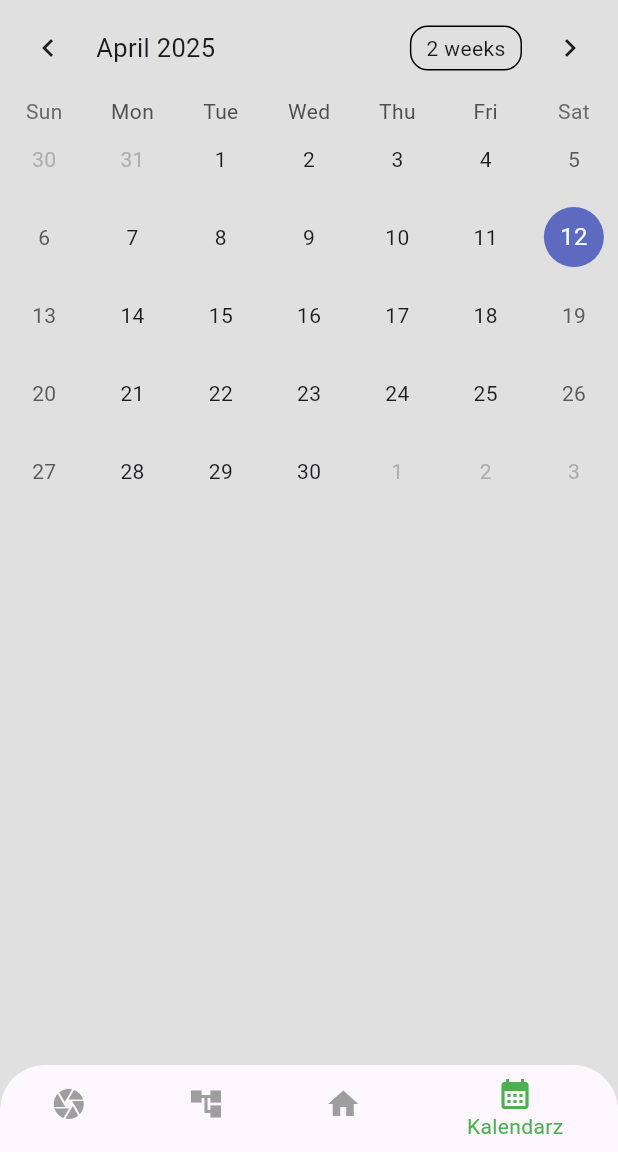
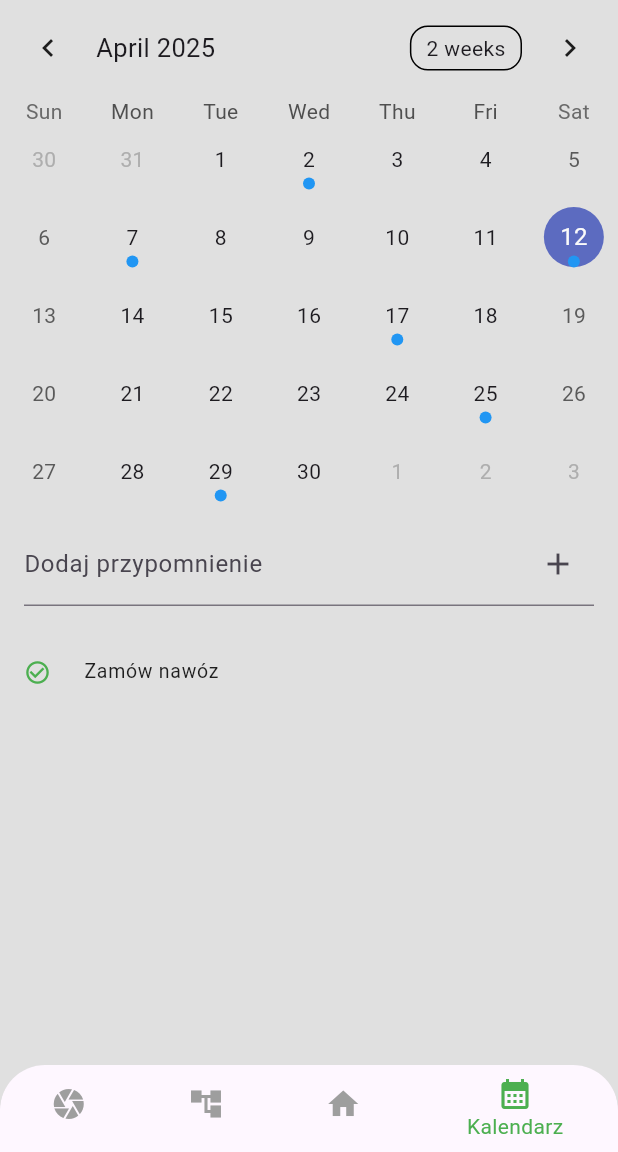
Before and after one commit to swiczka/hackcarpathia2025ogrody, a Flutter app: the screen it shows after launch, item 4 of the bottom bar chosen, on a phone screen of 412 x 824 dp, the part 84-1236 px from its top. Run offline on Flutter 3.47's test engine with Material 3 defaults, Android fonts, the phone set to English and light mode, and no system bars; drawn by our look-alikes of table_calendar; our stand-ins replace camera; missing offline and left inert: cross_file_image; network calls fail.

Commit message:
Obsługa przypomnień w kalendarzu

```diff
--- a/lib/pages/calendar.dart
+++ b/lib/pages/calendar.dart
@@ -7,15 +7,37 @@ class CalendarPage extends StatefulWidget {
 }
 
 class _CalendarPageState extends State<CalendarPage> {
-
   late DateTime _selectedDay;
   late DateTime _focusedDay;
+  final TextEditingController _eventController = TextEditingController();
+
+  Map<DateTime, List<String>> _events = {};
 
   @override
   void initState() {
     super.initState();
     _selectedDay = DateTime.now();
     _focusedDay = DateTime.now();
+
+    // 🥒 Dodajemy przypomnienie "podlej ogórki" na 17 kwietnia
+    final year = DateTime.now().year;
+    final reminderDate1 = DateTime(year, 4, 17);
+    final reminderDate2 = DateTime(year, 4, 02);
+    final reminderDate6 = DateTime(year, 4, 25);
+    final reminderDate3 = DateTime(year, 4, 07);
+    final reminderDate4 = DateTime(year, 4, 12);
+    final reminderDate5 = DateTime(year, 4, 29);
+    _events[reminderDate1] = ['Podlej ogórki'];
+    _events[reminderDate2] = ['Daj nawóz do sadzonek cukinii'];
+    _events[reminderDate6] = ['Kup nasiona rzodkiewki'];
+    _events[reminderDate3] = ['Sprawdź donice'];
+    _events[reminderDate4] = ['Zamów nawóz'];
+    _events[reminderDate5] = ['Przekop grządkę'];
+  }
+
+  List<String> _getEventsForDay(DateTime day) {
+    final date = DateTime(day.year, day.month, day.day);
+    return _events[date] ?? [];
   }
 
   @override
@@ -27,10 +49,7 @@ class _CalendarPageState extends State<CalendarPage> {
             firstDay: DateTime.utc(2020, 1, 1),
             lastDay: DateTime.utc(2030, 12, 31),
             focusedDay: _focusedDay,
-            selectedDayPredicate: (day) {
-              // Funkcja do sprawdzania, czy dzień jest wybrany
-              return isSameDay(_selectedDay, day);
-            },
+            selectedDayPredicate: (day) => isSameDay(_selectedDay, day),
             onDaySelected: (selectedDay, focusedDay) {
               setState(() {
                 _selectedDay = selectedDay;
@@ -38,9 +57,56 @@ class _CalendarPageState extends State<CalendarPage> {
               });
             },
             onPageChanged: (focusedDay) {
-              // Funkcja reagująca na zmianę strony
               _focusedDay = focusedDay;
             },
+            eventLoader: _getEventsForDay,
+            calendarStyle: CalendarStyle(
+              markerDecoration: BoxDecoration(
+                color: Colors.blue,
+                shape: BoxShape.circle,
+              ),
+            ),
+          ),
+          Padding(
+            padding: const EdgeInsets.symmetric(horizontal: 16.0, vertical: 8.0),
+            child: TextField(
+              controller: _eventController,
+              decoration: InputDecoration(
+                labelText: 'Dodaj przypomnienie',
+                suffixIcon: IconButton(
+                  icon: Icon(Icons.add),
+                  onPressed: () {
+                    final text = _eventController.text;
+                    if (text.isEmpty) return;
+
+                    setState(() {
+                      final date = DateTime(
+                          _selectedDay.year, _selectedDay.month, _selectedDay.day);
+                      if (_events[date] != null) {
+                        _events[date]!.add(text);
+                      } else {
+                        _events[date] = [text];
+                      }
+                      _eventController.clear();
+                    });
+                  },
+                ),
+              ),
+            ),
+          ),
+          const SizedBox(height: 8.0),
+          Expanded(
+            child: ListView(
+              children: _getEventsForDay(_selectedDay)
+                  .map((event) => ListTile(
+                leading: Icon(Icons.check_circle_outline, size: 18, color: Colors.green),
+                title: Text(
+                  event,
+                  style: TextStyle(fontSize: 13, color: Colors.black87),
+                ),
+              ))
+                  .toList(),
+            ),
           ),
         ],
       ),
```
